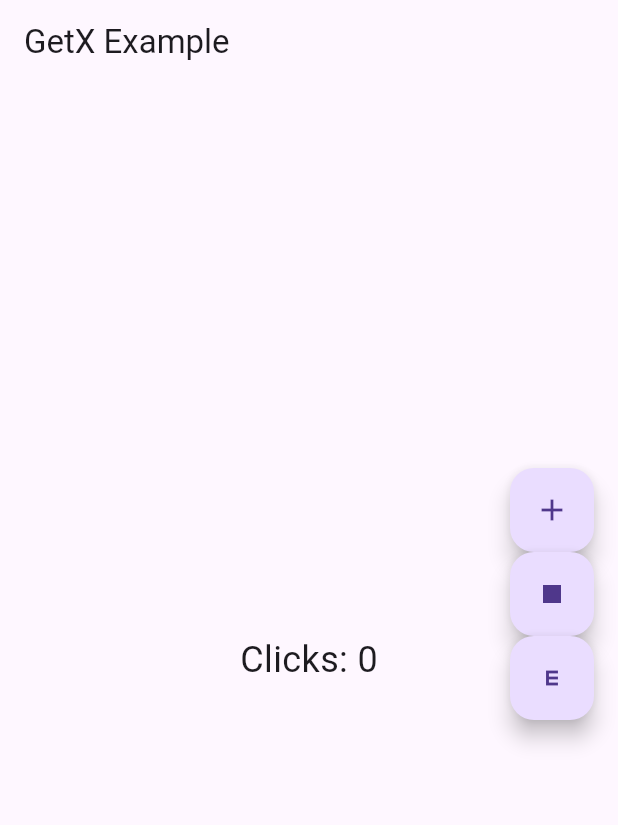
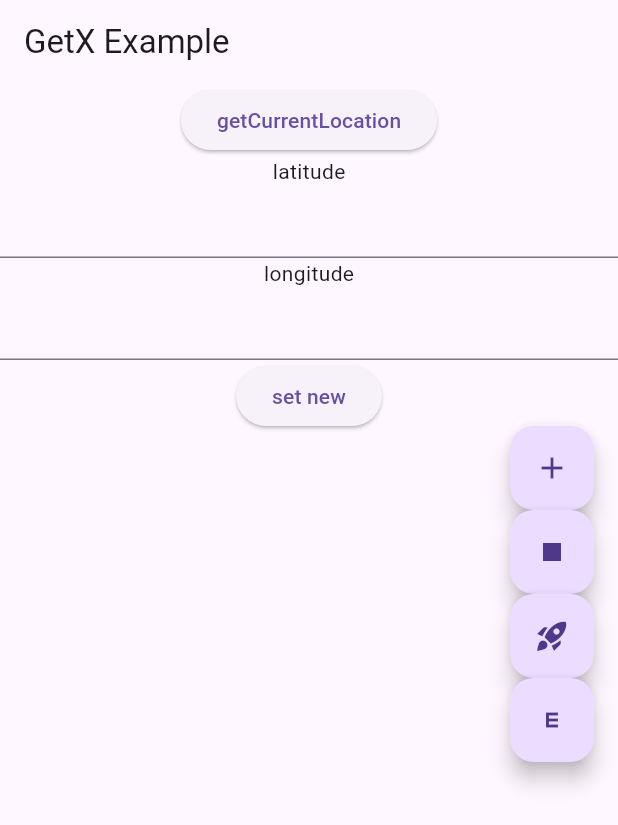
Before and after one commit to songrit0/flutter_gps, a Flutter app: the screen it shows after launch, after a tap on the "e mobiledata" icon, on a phone screen of 412 x 824 dp. Shown: the top 825 px of the screen. Run offline on Flutter 3.47's test engine with Material 3 defaults, Android fonts, the phone set to English and light mode, and no system bars; our stand-ins replace flutter_local_notifications, geolocator, get; missing offline and left inert: flutter_background_service.

Commit message:
set getCurrentLocation

```diff
--- a/lib/app/ui/home/home_controller.dart
+++ b/lib/app/ui/home/home_controller.dart
@@ -1,9 +1,39 @@
+import 'package:flutter/material.dart';
+import 'package:geolocator/geolocator.dart';
 import 'package:get/get.dart';
 
 class HomeController extends GetxController {
   var count = 0.obs;
-
+  TextEditingController latitude = TextEditingController();
+  TextEditingController longitude = TextEditingController();
   void increment() {
     count++;
   }
+
+  void getCurrentLocation() async {
+    bool serviceEnabled;
+    LocationPermission permission;
+    serviceEnabled = await Geolocator.isLocationServiceEnabled();
+    if (!serviceEnabled) {
+      return;
+    }
+    permission = await Geolocator.checkPermission();
+    if (permission == LocationPermission.denied) {
+      permission = await Geolocator.requestPermission();
+      if (permission == LocationPermission.denied) {
+        return;
+      }
+    }
+    if (permission == LocationPermission.deniedForever) {
+      return;
+    }
+
+    // Get current position
+    Position position = await Geolocator.getCurrentPosition(
+        desiredAccuracy: LocationAccuracy.high);
+    latitude.text = position.latitude.toString();
+    longitude.text = position.longitude.toString();
+    // print(position.latitude); // Latitude
+    // print(position.longitude); // Longitude
+  }
 }
--- a/lib/app/ui/home/home_page.dart
+++ b/lib/app/ui/home/home_page.dart
@@ -13,13 +13,36 @@ class HomeView extends StatelessWidget {
       appBar: AppBar(
         title: Text('GetX Example'),
       ),
-      body: Center(
-        child: Obx(() {
-          return Text(
-            'Clicks: ${controller.count}',
-            style: TextStyle(fontSize: 24),
-          );
-        }),
+      body: Column(
+        children: [
+          // Center(
+          //   child: Obx(() {
+          //     return Text(
+          //       'Clicks: ${controller.count}',
+          //       style: TextStyle(fontSize: 24),
+          //     );
+          //   }),
+          // ),
+          ElevatedButton(
+              onPressed: () {
+                controller.getCurrentLocation();
+              },
+              child: Text('getCurrentLocation')),
+          Text('latitude'),
+          TextField(
+            controller: controller.latitude,
+          ),
+          Text('longitude'),
+          TextField(
+            controller: controller.longitude,
+          ),
+          ElevatedButton(
+              onPressed: () {
+                setworklocation(double.parse(controller.latitude.text),
+                    double.parse(controller.longitude.text));
+              },
+              child: Text('set new')),
+        ],
       ),
       floatingActionButton: Column(
         crossAxisAlignment: CrossAxisAlignment.center,
@@ -40,7 +63,13 @@ class HomeView extends StatelessWidget {
           ),
           FloatingActionButton(
             onPressed: () {
-              showNotification(1, 'test', 'showNotification');
+              initializeService();
+            },
+            child: Icon(Icons.rocket_launch),
+          ),
+          FloatingActionButton(
+            onPressed: () {
+              getCurrentLocation();
             },
             child: Icon(Icons.e_mobiledata),
           ),
--- a/lib/main.dart
+++ b/lib/main.dart
@@ -6,7 +6,6 @@ import 'package:flutter_background_service/flutter_background_service.dart';
 import 'package:flutter_gps/app/ui/home/home_binding.dart';
 import 'package:flutter_gps/app/ui/home/home_page.dart';
 import 'package:flutter_gps/service/flutter_background_service.dart';
-import 'package:flutter_local_notifications/flutter_local_notifications.dart';
 
 import 'package:get/get.dart';
 
@@ -14,7 +13,9 @@ final service = FlutterBackgroundService();
 
 void main() {
   runApp(MyApp());
-  initializeService();
+  getCurrentLocation();
+
+  // initializeService();
   initLocalNotifications();
 }
 
--- a/lib/service/flutter_background_service.dart
+++ b/lib/service/flutter_background_service.dart
@@ -1,4 +1,5 @@
 import 'dart:async';
+import 'dart:math';
 import 'dart:ui';
 
 import 'package:flutter/material.dart';
@@ -16,6 +17,16 @@ void stopBackgroundService() {
   service.invoke("stop");
 }
 
+AndroidConfiguration androidConfigurationinfo = AndroidConfiguration(
+  autoStart: true,
+  onStart: onStart,
+  isForegroundMode: true,
+  autoStartOnBoot: true,
+  foregroundServiceNotificationId: 888,
+  initialNotificationContent: 'Background Service กำลังทำงาน',
+  initialNotificationTitle: 'Background Service',
+  // notificationChannelId: 'Background Service',
+);
 Future<void> initializeService() async {
   final service = FlutterBackgroundService();
   await service.configure(
@@ -23,12 +34,7 @@ Future<void> initializeService() async {
       autoStart: true,
       onForeground: onStart,
     ),
-    androidConfiguration: AndroidConfiguration(
-      autoStart: true,
-      onStart: onStart,
-      isForegroundMode: true,
-      autoStartOnBoot: true,
-    ),
+    androidConfiguration: androidConfigurationinfo,
   );
 }
 
@@ -48,7 +54,10 @@ void onStart(ServiceInstance service) async {
   service.on("start").listen((event) {});
   Timer.periodic(const Duration(seconds: 1), (timer) async {
     print(
-        "บริการทำงานได้สำเร็จ ${DateTime.now().hour} : ${DateTime.now().minute} : ${DateTime.now().second}");
+        "บริการทำงานได้สำเร็จ ${DateTime.now().hour} : ${DateTime.now().minute} : ${DateTime.now().second}  ${getCurrentLocation()}");
+
+    // showNotification(1, 'สำเร็จ',
+    //     ' ${DateTime.now().hour} : ${DateTime.now().minute} : ${DateTime.now().second}');
   });
 }
 
@@ -71,9 +80,83 @@ Future<void> showNotification(id, title, body) async {
       importance: Importance.max,
       priority: Priority.high,
       ticker: 'ticker',
-      playSound: true,
+      playSound: false,
     ),
   );
   flutterLocalNotificationsPlugin.show(
       id, title.toString(), body.toString(), platformChannelDetails);
 }
+
+// พิกัดตำแหน่งหน้างานที่กำหนด
+double workLatitude = 35.4606708;
+double workLongitude = 127.6171883;
+setworklocation(double latitude, double longitude) {
+  workLatitude = latitude;
+  workLongitude = longitude;
+  print('$latitude $longitude');
+}
+
+// ฟังก์ชันคำนวณระยะทางระหว่างสองตำแหน่ง
+double calculateDistance(double lat1, double lon1, double lat2, double lon2) {
+  const double R = 6371; // Earth radius in kilometers
+  double dLat = (lat2 - lat1) * pi / 180;
+  double dLon = (lon2 - lon1) * pi / 180;
+  double a = sin(dLat / 2) * sin(dLat / 2) +
+      cos(lat1 * pi / 180) *
+          cos(lat2 * pi / 180) *
+          sin(dLon / 2) *
+          sin(dLon / 2);
+  double c = 2 * atan2(sqrt(a), sqrt(1 - a));
+  double distance = R * c;
+  return distance;
+}
+
+Future<String> getCurrentLocation() async {
+  bool serviceEnabled;
+  LocationPermission permission;
+  serviceEnabled = await Geolocator.isLocationServiceEnabled();
+  if (!serviceEnabled) {
+    print("Location services are disabled.");
+    // return;
+  }
+  permission = await Geolocator.checkPermission();
+  if (permission == LocationPermission.denied) {
+    permission = await Geolocator.requestPermission();
+    if (permission == LocationPermission.denied) {
+      print("Location permissions are denied.");
+      // return;
+    }
+  }
+  if (permission == LocationPermission.deniedForever) {
+    print("Location permissions are permanently denied.");
+    // return;
+  }
+
+  // Get current position
+  Position position = await Geolocator.getCurrentPosition(
+      desiredAccuracy: LocationAccuracy.high);
+
+  double currentLatitude = position.latitude;
+  double currentLongitude = position.longitude;
+
+  print("Latitude: $currentLatitude, Longitude: $currentLongitude");
+
+  // คำนวณระยะทางจากตำแหน่งปัจจุบันไปยังหน้างาน
+  double distanceToWork = calculateDistance(
+      currentLatitude, currentLongitude, workLatitude, workLongitude);
+
+  // กำหนดระยะทาง (กิโลเมตร) ที่ถือว่าอยู่ในพื้นที่หน้างาน
+  const double thresholdDistance = 0.5; // ตัวอย่างคือ 500 เมตร
+
+  if (distanceToWork <= thresholdDistance) {
+    // showNotification(1, 'ตำแหน่งงานปัจจุบัน $workLatitude $workLongitude',
+    //     'อยู่หน้างาน $currentLatitude $currentLongitude ');
+    print("อยู่หน้างาน");
+    return 'อยู่หน้างาน';
+  } else {
+    // showNotification(1, 'ตำแหน่งงานปัจจุบัน $workLatitude $workLongitude',
+    //     'ออกจากหน้างานแล้ว $currentLatitude $currentLongitude');
+    print("ออกจากหน้างานแล้ว");
+    return 'ออกจากหน้างานแล้ว';
+  }
+}
```
